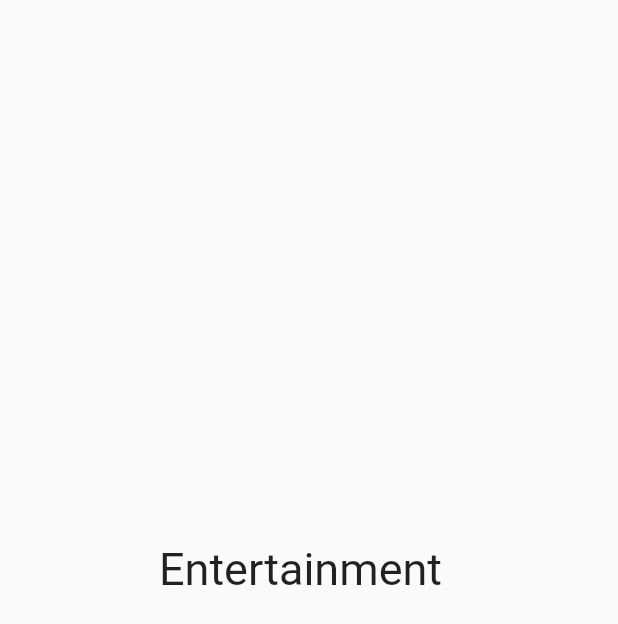
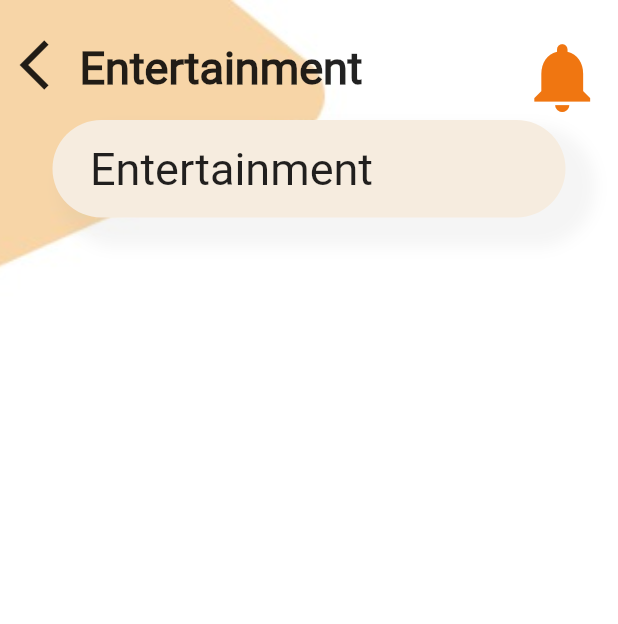
Before and after one commit to AbdallahBadawy/egypt_rails, a Flutter app: the EntertainmentScreen screen opened directly, on a phone screen of 412 x 824 dp. Shown: the top 624 px of the screen. Run offline on Flutter 3.47's test engine with Material 2 defaults, Android fonts, the phone set to English and light mode, and no system bars; our stand-ins replace share; missing offline and left inert: dart:ffi.

Commit message:
Screen Name

```diff
--- a/lib/Bottom_BarScreens/Enertainment/Entertainment.dart
+++ b/lib/Bottom_BarScreens/Enertainment/Entertainment.dart
@@ -1,3 +1,7 @@
+import 'package:egypt_rails/Background.dart';
+import 'package:egypt_rails/Bottom_BarScreens/Enertainment/Entertainment_Widgets.dart';
+import 'package:egypt_rails/Drawer/Screen_Name.dart';
+import 'package:egypt_rails/NotificationsButton.dart';
 import 'package:flutter/material.dart';
 
 class EntertainmentScreen extends StatefulWidget {
@@ -9,12 +13,23 @@ class _EntertainmentScreenState extends State<EntertainmentScreen> {
   @override
   Widget build(BuildContext context) {
     return Scaffold(
-      body: Center(
-        child: Container(
-          width: 200,
-          height: 100,
-          child: Text("Entertainment",style: TextStyle(fontSize: 30)),
-        ),
+      body: ListView(
+        children:
+    [Stack(
+
+            children:
+
+      [
+
+          background(context),
+  notificationsButton(context),
+  screenName(context, 'Entertainment'),
+          entertainment(context),
+
+  ],
+
+          ),
+],
       ),
     );
   }
--- /dev/null
+++ b/lib/Bottom_BarScreens/Enertainment/Entertainment_Widgets.dart
@@ -0,0 +1,22 @@
+import 'package:egypt_rails/Colors.dart';
+import 'package:flutter/material.dart';
+
+Widget entertainment(BuildContext context) {
+  return Container(
+    width: MediaQuery.of(context).size.width - 70,
+    padding: EdgeInsets.symmetric(horizontal: 25, vertical: 15),
+    margin: EdgeInsets.only(left: 35, right: 35, top: 80, bottom: 10),
+    decoration: BoxDecoration(
+        color: Color(getColorHexFromStr('#F6ECDF')),
+        borderRadius: BorderRadius.circular(40),
+        boxShadow: [
+          BoxShadow(
+            color: Colors.grey.withOpacity(0.1),
+            spreadRadius: 8,
+            blurRadius: 8,
+            offset: Offset(12, 12),
+          )
+        ]),
+    child: Text("Entertainment", style: TextStyle(fontSize: 30)),
+  );
+}
--- a/lib/Drawer/About Us/About_Us.dart
+++ b/lib/Drawer/About Us/About_Us.dart
@@ -1,5 +1,6 @@
 import 'package:egypt_rails/Background.dart';
 import 'package:egypt_rails/Drawer/About%20Us/About_us_Widgets.dart';
+import 'package:egypt_rails/Drawer/Screen_Name.dart';
 import 'package:egypt_rails/NotificationsButton.dart';
 import 'package:flutter/material.dart';
 
@@ -13,7 +14,7 @@ class AboutUs extends StatelessWidget {
             children: [
               background(context),
               notificationsButton(context),
-              screenName(context),
+              screenName(context, 'About Us'),
               aboutInfo(context),
 
             ],
--- /dev/null
+++ b/lib/Drawer/Screen_Name.dart
@@ -0,0 +1,23 @@
+import 'package:flutter/material.dart';
+
+Widget screenName(BuildContext context, String text) {
+  return Positioned(
+    top: 15,
+    left: 5,
+    child: Row(
+      crossAxisAlignment: CrossAxisAlignment.end,
+      children: [
+        IconButton(
+            icon: Icon(
+              Icons.arrow_back_ios,
+              size: 40,
+            ),
+            onPressed: () {
+              Navigator.pop(context);
+            }),
+        Text(text,
+            style: TextStyle(fontSize: 30, fontWeight: FontWeight.bold)),
+      ],
+    ),
+  );
+}
--- a/pubspec.yaml
+++ b/pubspec.yaml
@@ -50,7 +50,7 @@ flutter:
      - assets/images/background.jpg
      - assets/images/Live Train View.png
      - assets/images/Destination Alarm.png
-<<<<<<< HEAD
+     - assets/images/About Us.png
      - assets/images/Weather.png
      - assets/images/Weather2x.png
 
```
Also changed, not shown: lib/Drawer/About Us/About_us_Widgets.dart (+2 -23 lines), lib/Drawer/Help_Screens/Help_Screen.dart (+0 -19 lines).
